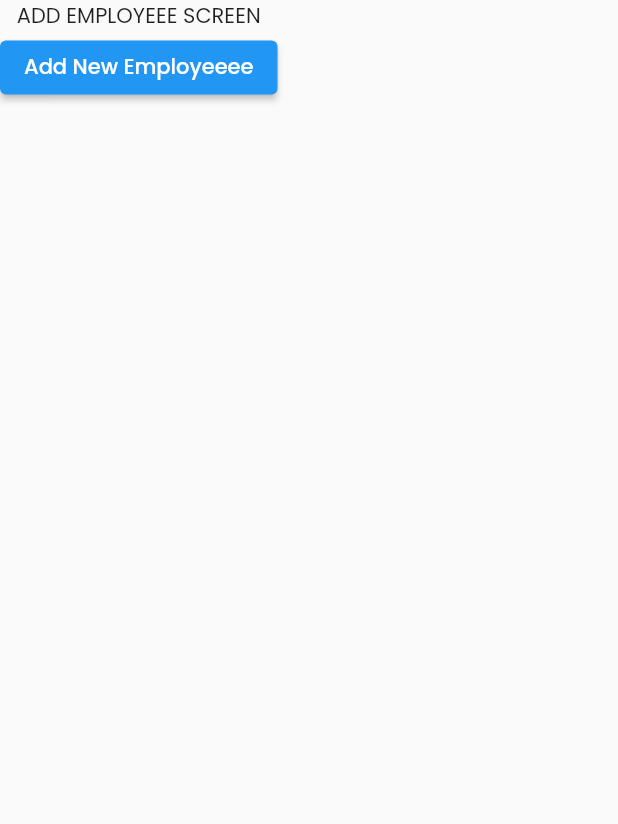
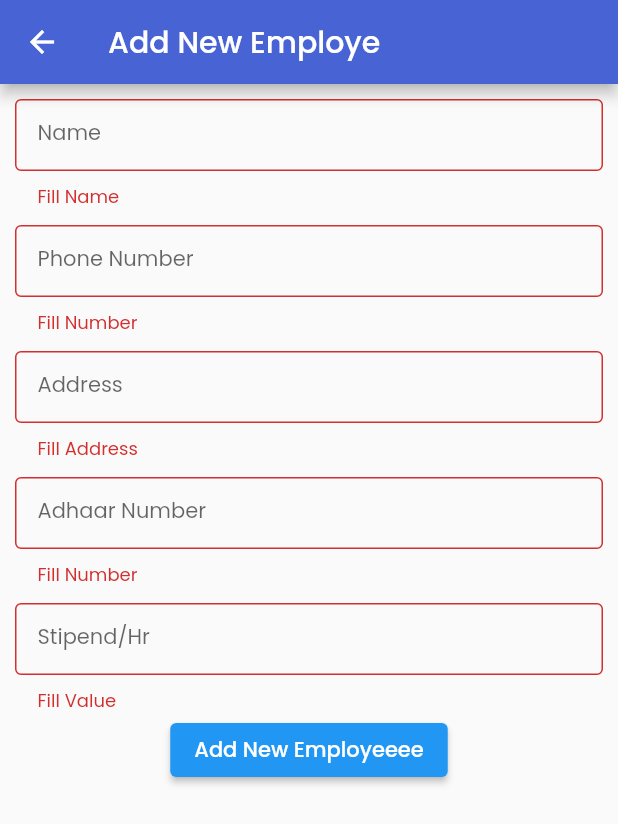
Before and after one commit to codewithdhruv22/Bl-Dairy-App-New, a Flutter app: the AddNewEmp_Screen screen opened directly, after a tap on "Add New Employeeee", on a phone screen of 412 x 824 dp. Shown: the top 824 px of the screen. Run offline on Flutter 3.47's test engine with Material 2 defaults, Android fonts, the phone set to English and light mode, and no system bars; our stand-ins replace carousel_slider, cloud_firestore, csv, dropdown_search, firebase_core, flutter_feather_icons and 10 more; missing offline and left inert: textfield_search, whatsapp_share2; accounts and stored records are empty; network calls fail.

Commit message:
ui improved (add new employee)

```diff
--- a/lib/view/screens/addNewEmp.dart
+++ b/lib/view/screens/addNewEmp.dart
@@ -1,3 +1,4 @@
+import 'package:bl_dairy_app/constants/Theme.dart';
 import 'package:bl_dairy_app/controller/EmployeeController.dart';
 import 'package:cloud_firestore/cloud_firestore.dart';
 import 'package:flutter/material.dart';
@@ -11,15 +12,125 @@ class AddNewEmp_Screen extends StatefulWidget {
   State<AddNewEmp_Screen> createState() => _AddNewEmp_ScreenState();
 }
 
+final _formKey = GlobalKey<FormState>();
+TextEditingController empname = TextEditingController();
+TextEditingController emphnum = TextEditingController();
+TextEditingController emaddre = TextEditingController();
+TextEditingController emadhrnum = TextEditingController();
+TextEditingController empprhourrate = TextEditingController();
+
 class _AddNewEmp_ScreenState extends State<AddNewEmp_Screen> {
   @override
   Widget build(BuildContext context) {
     return Scaffold(
-      body: Column(
+      appBar: AppBar(
+        title: const Text("Add New Employe"),
+        backgroundColor: MyColors.primary,
+      ),
+      body: Padding(
+        padding: const EdgeInsets.all(10.0),
+        child: Form(
+          key: _formKey,
+          child: Column(
             children: [
-          const Text("ADD EMPLOYEEE SCREEN"),
+              TextFormField(
+                validator: (value) {
+                  if (value == null || value.isEmpty) {
+                    return 'Fill Name';
+                  }
+                  return null;
+                },
+                controller: empname,
+                decoration: const InputDecoration(
+                  contentPadding:
+                      EdgeInsets.symmetric(vertical: 0, horizontal: 15),
+                  labelStyle: TextStyle(fontSize: 14),
+                  labelText: 'Name',
+                  border: OutlineInputBorder(),
+                ),
+              ),
+              const SizedBox(
+                height: 10,
+              ),
+              TextFormField(
+                validator: (value) {
+                  if (value == null || value.isEmpty) {
+                    return 'Fill Number';
+                  }
+                  return null;
+                },
+                keyboardType: TextInputType.number,
+                controller: emphnum,
+                decoration: const InputDecoration(
+                  contentPadding:
+                      EdgeInsets.symmetric(vertical: 0, horizontal: 15),
+                  labelStyle: TextStyle(fontSize: 14),
+                  labelText: 'Phone Number',
+                  border: OutlineInputBorder(),
+                ),
+              ),
+              const SizedBox(
+                height: 10,
+              ),
+              TextFormField(
+                validator: (value) {
+                  if (value == null || value.isEmpty) {
+                    return 'Fill Address';
+                  }
+                  return null;
+                },
+                controller: empname,
+                decoration: const InputDecoration(
+                  contentPadding:
+                      EdgeInsets.symmetric(vertical: 0, horizontal: 15),
+                  labelStyle: TextStyle(fontSize: 14),
+                  labelText: 'Address',
+                  border: OutlineInputBorder(),
+                ),
+              ),
+              const SizedBox(
+                height: 10,
+              ),
+              TextFormField(
+                validator: (value) {
+                  if (value == null || value.isEmpty) {
+                    return 'Fill Number';
+                  }
+                  return null;
+                },
+                keyboardType: TextInputType.number,
+                controller: empname,
+                decoration: const InputDecoration(
+                  contentPadding:
+                      EdgeInsets.symmetric(vertical: 0, horizontal: 15),
+                  labelStyle: TextStyle(fontSize: 14),
+                  labelText: 'Adhaar Number',
+                  border: OutlineInputBorder(),
+                ),
+              ),
+              const SizedBox(
+                height: 10,
+              ),
+              TextFormField(
+                validator: (value) {
+                  if (value == null || value.isEmpty) {
+                    return 'Fill Value';
+                  }
+                  return null;
+                },
+                keyboardType: TextInputType.number,
+                controller: empname,
+                decoration: const InputDecoration(
+                  contentPadding:
+                      EdgeInsets.symmetric(vertical: 0, horizontal: 15),
+                  labelStyle: TextStyle(fontSize: 14),
+                  labelText: 'Stipend/Hr',
+                  border: OutlineInputBorder(),
+                ),
+              ),
               ElevatedButton(
-              onPressed: () {
+                  onPressed: () async {
+                    if (_formKey.currentState!.validate()) {
                       EmployeeController.addNewEmp(EmployeeModel(
                           EmpAadhr: "454545454",
                           EmpAddr: "DEMO",
@@ -27,10 +138,13 @@ class _AddNewEmp_ScreenState extends State<AddNewEmp_Screen> {
                           EmpName: "DEMO",
                           EmpPerHrRate: 34,
                           DateAdded: Timestamp.now()));
+                    }
                   },
                   child: const Text("Add New Employeeee"))
             ],
           ),
+        ),
+      ),
     );
   }
 }
```
Lines whose indentation alone changed are shown as unchanged.
